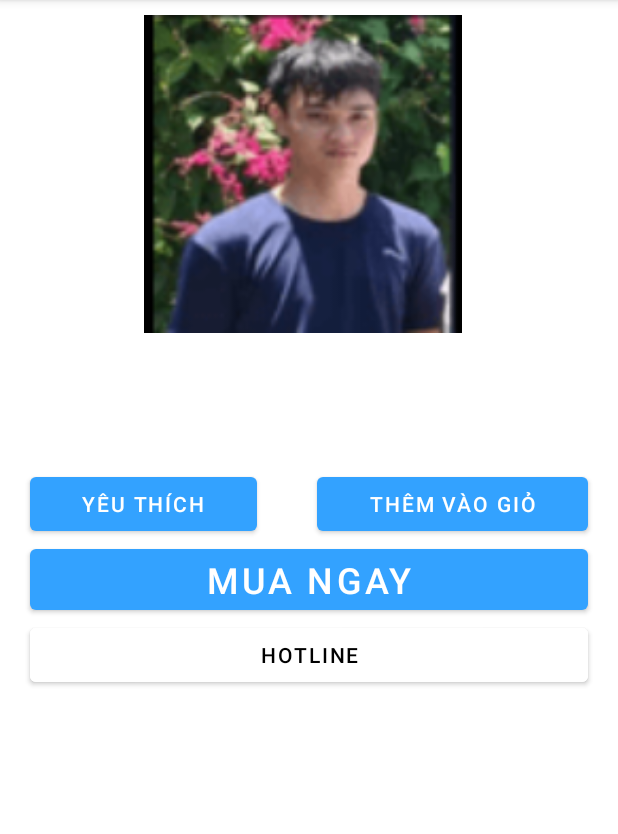
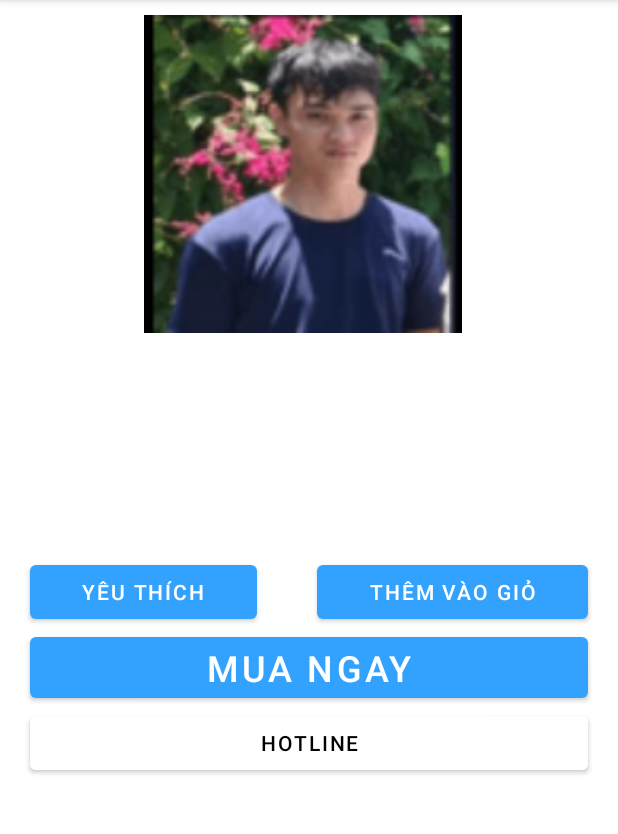
Before and after one commit to mekanican/MiniShopping, an Android app: the ProductDetails screen opened directly, with no data from a screen before it, after a tap on "YÊU THÍCH", on a phone screen of 412 x 824 dp, the part 84-918 px from its top. Run offline under Robolectric (Android 15) with nearby library versions, the phone set to English and light mode, and no system bars; libraries missing offline, so code that uses them is left out: com.koushikdutta.ion; pictures from the network do not load; 7 statements that could not run were skipped.

Commit message:
fix Product

```diff
--- a/app/src/main/java/com/nlh/minishoping/Home.java
+++ b/app/src/main/java/com/nlh/minishoping/Home.java
@@ -36,12 +36,16 @@ public class Home extends AppCompatActivity {
                 String name = product.getName();
                 String price = Integer.toString(product.getPrice()) + " VND";
                 String imageLink = product.getImageLink();
+                String category = product.getCategory();;
+                String description = product.getDescription();;
 
                 Intent intent = new Intent(Home.this, ProductDetails.class);
 
                 intent.putExtra("name", name);
                 intent.putExtra("price", price);
                 intent.putExtra("link", imageLink);
+                intent.putExtra("category", category);
+                intent.putExtra("description", description);
 
                 startActivity(intent);
             }
--- a/app/src/main/java/com/nlh/minishoping/ProductDetails.java
+++ b/app/src/main/java/com/nlh/minishoping/ProductDetails.java
@@ -13,6 +13,7 @@ import android.view.MenuItem;
 import android.view.View;
 import android.widget.ImageView;
 import android.widget.TextView;
+import android.widget.Toast;
 
 import com.google.android.material.internal.ContextUtils;
 import com.koushikdutta.ion.Ion;
@@ -25,9 +26,13 @@ public class ProductDetails extends AppCompatActivity {
     ImageView iv_product_image;
     TextView tv_product_name;
     TextView tv_product_price;
+    TextView tv_product_category;
+    TextView tv_product_description;
     String name;
     String price;
     String imageLink;
+    String category;
+    String description;
 
     @Override
     protected void onCreate(Bundle savedInstanceState) {
@@ -38,14 +43,21 @@ public class ProductDetails extends AppCompatActivity {
         iv_product_image = findViewById(R.id.iv_product_image_details);
         tv_product_name = findViewById(R.id.tv_product_name_details);
         tv_product_price = findViewById(R.id.tv_product_price_details);
+        tv_product_category = findViewById(R.id.tv_product_category_details);
+        tv_product_description = findViewById(R.id.tv_product_description_details);
 
         name = bundle.getString("name");
         price = bundle.getString("price");
         imageLink = bundle.getString("link");
+        category = bundle.getString("category");
+        description = bundle.getString("description");
+
 
         setupImageView(this, iv_product_image);
         tv_product_name.setText(name);
         tv_product_price.setText(price);
+        tv_product_category.setText(category);
+        tv_product_description.setText(description);
 
         //Log.i("name", name);
 
@@ -128,17 +140,41 @@ public class ProductDetails extends AppCompatActivity {
         String nameKey = "Name " + (number + 1);
         String priceKey = "Price " + (number + 1);
         String imageKey = "Image " + (number + 1);
+        String categoryKey = "Category " + (number + 1);
+        String descriptionKey = "Description " + (number + 1);
 
         boolean res;
+
         res = spFavorite.edit().putString(nameKey, name).commit();
+        if (!res) {
+            showFailNotification();
+        }
+
         res = spFavorite.edit().putString(priceKey, price).commit();
+        if (!res) {
+            showFailNotification();
+        }
+
         res = spFavorite.edit().putString(imageKey, imageLink).commit();
+        if (!res) {
+            showFailNotification();
+        }
+
+        res = spFavorite.edit().putString(categoryKey, category).commit();
+        if (!res) {
+            showFailNotification();
+        }
+
+        res =spFavorite.edit().putString(descriptionKey, description).commit();
+        if (!res) {
+            showFailNotification();
+        }
 
         number += 1;
         res = spFavorite.edit().putString("Number", Integer.toString(number)).commit();
-        Log.i("Result", Boolean.toString(res));
-        number = Integer.parseInt(spFavorite.getString("Number", null).toString());
-        Log.i("Number", Integer.toString(number));
+        if (!res) {
+            showFailNotification();
+        }
     }
 
     public void onAddToCartClicked(View view) {
@@ -152,4 +188,8 @@ public class ProductDetails extends AppCompatActivity {
     public void onHotlineClicked(View view) {
 
     }
+
+    public void showFailNotification() {
+        Toast.makeText(this, "Fail to add this product to favorite list", Toast.LENGTH_LONG).show();
+    }
 }
--- a/app/src/main/res/layout/activity_product_details.xml
+++ b/app/src/main/res/layout/activity_product_details.xml
@@ -46,6 +46,28 @@
             android:textSize="24dp"
             android:textColor="#FF3333"
             android:textStyle="bold"
+            android:layout_marginLeft="20dp"
+            android:layout_marginTop="10dp"
+            android:layout_marginRight="20dp"
+            android:layout_weight="1"
+            android:gravity="center_horizontal"/>
+
+        <TextView
+            android:id="@+id/tv_product_category_details"
+            android:layout_width="match_parent"
+            android:layout_height="wrap_content"
+            android:text="Category: Hooman"
+            android:layout_marginLeft="20dp"
+            android:layout_marginTop="10dp"
+            android:layout_marginRight="20dp"
+            android:layout_weight="1"
+            android:gravity="center_horizontal"/>
+
+        <TextView
+            android:id="@+id/tv_product_description_details"
+            android:layout_width="match_parent"
+            android:layout_height="wrap_content"
+            android:text="A useless guy"
             android:layout_marginLeft="20dp"
             android:layout_marginTop="10dp"
             android:layout_marginRight="20dp"
@@ -117,5 +139,21 @@
 
     </LinearLayout>
 
+    <GridView
+        android:id="@+id/grid_view_recommendation_list"
+        android:layout_width="match_parent"
+        android:layout_height="match_parent"
+        android:layout_gravity="center"
+        android:gravity="center"
+        android:numColumns="3"
+        android:layout_marginLeft="20dp"
+        android:layout_marginRight="20dp"
+        android:layout_marginTop="10dp"
+        android:horizontalSpacing="6dp"
+        android:verticalSpacing="6dp"
+        android:scrollbars="vertical"
+        >
+
+    </GridView>
 
 </LinearLayout>
--- a/build.gradle
+++ b/build.gradle
@@ -2,4 +2,5 @@
 plugins {
     id 'com.android.application' version '7.3.1' apply false
     id 'com.android.library' version '7.3.1' apply false
+    id 'com.google.android.libraries.mapsplatform.secrets-gradle-plugin' version '2.0.1' apply false
 }
```
Also changed, not shown: app/src/main/java/com/nlh/minishoping/FavoriteList.java (+8 -4 lines), app/src/main/java/com/nlh/minishoping/FavoriteListFragment.java (+12 -4 lines).
